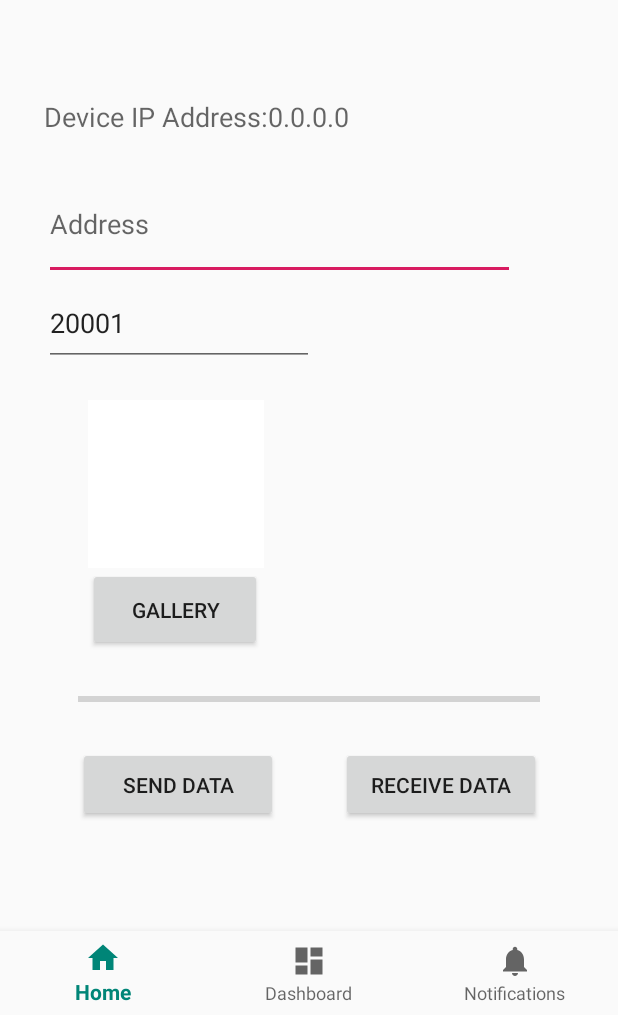
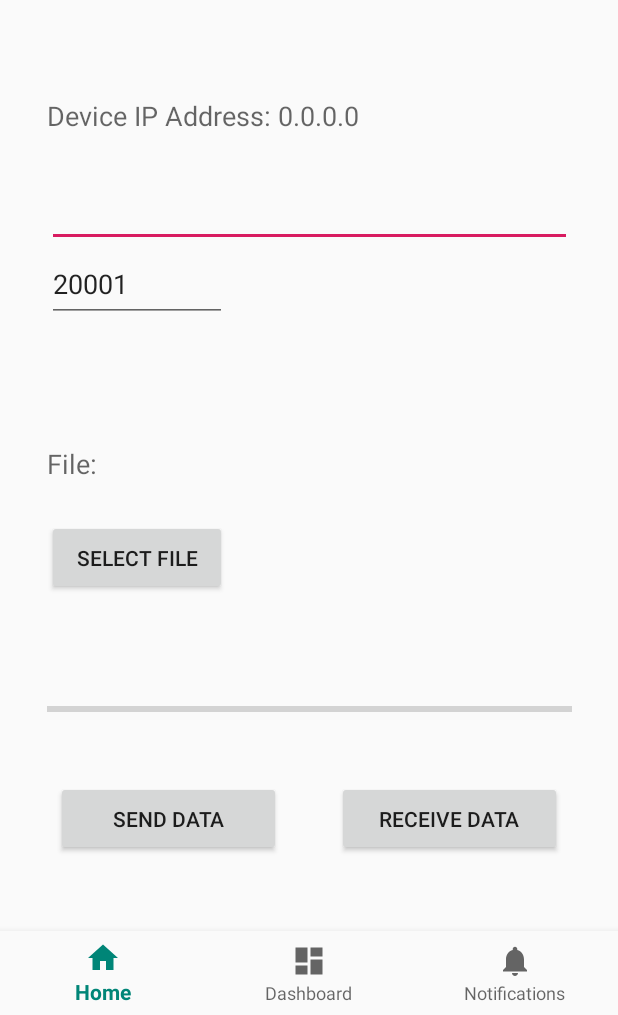
Before and after one commit to jnnorthway/parachute-android, an Android app: the screen it shows after launch (MainActivity), on a phone screen of 412 x 824 dp, the part 221-1236 px from its top. Run offline under Robolectric (Android 15) with nearby library versions, the phone set to English and light mode, and no system bars; our stand-ins replace navigation-ui; libraries missing offline, so code that uses them is left out: org.jetbrains.anko.

Commit message:
Share functionality from other apps.
Change-Id: I325000717bf53ff264b6ee9ca5cf009ef112d190

```diff
--- a/android_studio/app/src/main/AndroidManifest.xml
+++ b/android_studio/app/src/main/AndroidManifest.xml
@@ -18,8 +18,12 @@
             android:label="@string/app_name">
             <intent-filter>
                 <action android:name="android.intent.action.MAIN" />
-
                 <category android:name="android.intent.category.LAUNCHER" />
+            </intent-filter>
+            <intent-filter>
+                <action android:name="android.intent.action.SEND"/>
+                <category android:name="android.intent.category.DEFAULT"/>
+                <data android:mimeType="*/*" />
             </intent-filter>
         </activity>
     </application>
--- a/android_studio/app/src/main/java/com/example/parachute/MainActivity.kt
+++ b/android_studio/app/src/main/java/com/example/parachute/MainActivity.kt
@@ -3,14 +3,13 @@ package com.example.parachute
 import android.Manifest
 import android.app.Activity
 import android.app.DownloadManager
+import android.content.ClipData
 import android.content.ContentResolver
 import android.content.Context
 import android.content.Context.DOWNLOAD_SERVICE
 import android.content.Intent
 import android.content.pm.PackageManager
 import android.database.Cursor
-import android.graphics.Bitmap
-import android.graphics.BitmapFactory
 import android.net.Uri
 import android.net.wifi.WifiInfo
 import android.net.wifi.WifiManager
@@ -22,7 +21,6 @@ import android.os.SystemClock
 import android.provider.OpenableColumns
 import android.text.format.Formatter
 import android.widget.*
-import androidx.annotation.UiThread
 import androidx.appcompat.app.AppCompatActivity
 import androidx.navigation.findNavController
 import androidx.navigation.ui.AppBarConfiguration
@@ -30,6 +28,7 @@ import androidx.navigation.ui.setupActionBarWithNavController
 import androidx.navigation.ui.setupWithNavController
 import com.google.android.material.bottomnavigation.BottomNavigationView
 import com.google.android.material.textfield.TextInputEditText
+import kotlinx.android.synthetic.main.activity_main.*
 import org.jetbrains.anko.doAsync
 import org.jetbrains.anko.uiThread
 import java.io.*
@@ -37,21 +36,21 @@ import java.net.InetAddress
 import java.net.ServerSocket
 import java.net.Socket
 import java.net.UnknownHostException
-import java.util.Collections.max
-import java.util.Collections.min
-import kotlin.math.max
+import java.util.concurrent.Future
+import java.util.concurrent.FutureTask
 import kotlin.math.min
 
 
 class MainActivity : AppCompatActivity() {
-    private var data : Intent? = null
+    private var data : Uri? = null
+    private val addressBase = "Device IP Address: "
+    private val fileBase = "File: "
     override fun onCreate(savedInstanceState: Bundle?) {
         super.onCreate(savedInstanceState)
         setContentView(R.layout.activity_main)
         val navView: BottomNavigationView = findViewById(R.id.nav_view)
-
         val navController = findNavController(R.id.nav_host_fragment)
-
+        val intentData : Intent = intent
         // Passing each menu ID as a set of Ids because each
         // menu should be considered as top level destinations.
         val appBarConfiguration = AppBarConfiguration(
@@ -65,11 +64,13 @@ class MainActivity : AppCompatActivity() {
         // Get views
         val sendButton: Button = findViewById(R.id.sendData)
         val receiveButton: Button = findViewById(R.id.receiveData)
-        val gallery: Button = findViewById(R.id.gallery)
-        val deviceAddress : TextView = findViewById(R.id.deviceAddress)
+        val selectButton: Button = findViewById(R.id.selectFile)
         val address: TextInputEditText = findViewById((R.id.address))
         val port: TextInputEditText = findViewById(R.id.port)
         val progressBar : ProgressBar = findViewById(R.id.progressBar)
+        var tcpServer : TcpServer? = null
+        var t : Future<Unit>? = null
+        getIpAddress()
 
         if (VERSION.SDK_INT >= VERSION_CODES.M) {
             if (checkSelfPermission(Manifest.permission.INTERNET) == PackageManager.PERMISSION_DENIED) {
@@ -79,15 +80,20 @@ class MainActivity : AppCompatActivity() {
                 requestPermissions(permissions, PERMISSION_CODE)
             }
         }
-//        if (VERSION.SDK_INT >= VERSION_CODES.M) {
-//            if (checkSelfPermission(Manifest.permission.WRITE_EXTERNAL_STORAGE) == PackageManager.PERMISSION_DENIED) {
-//                //permission denied
-//                val permissions = arrayOf(Manifest.permission.WRITE_EXTERNAL_STORAGE)
-//                //show popup to request runtime permission
-//                requestPermissions(permissions, PERMISSION_CODE)
-//            }
-//        }
-        gallery.setOnClickListener {
+
+        if (intentData?.action == Intent.ACTION_SEND) {
+            if (VERSION.SDK_INT >= VERSION_CODES.JELLY_BEAN) {
+                var items = intentData.clipData!!.itemCount
+                var item : ClipData.Item = intentData.clipData!!.getItemAt(items-1)
+                data = item.uri
+                filePath.text = fileBase + getFileName(data!!, baseContext.contentResolver)
+            }
+            else {
+                Toast.makeText(applicationContext, "This device is not capable of this feature.", Toast.LENGTH_LONG).show()
+            }
+        }
+
+        selectButton.setOnClickListener {
             //check runtime permission
             if (VERSION.SDK_INT >= VERSION_CODES.M) {
                 if (checkSelfPermission(Manifest.permission.READ_EXTERNAL_STORAGE) ==
@@ -99,21 +105,28 @@ class MainActivity : AppCompatActivity() {
                     requestPermissions(permissions, PERMISSION_CODE)
                 } else {
                     //permission already granted
-                    pickImageFromGallery()
+                    getFile()
                 }
             } else {
                 //system OS is < Marshmallow
-                pickImageFromGallery()
+                getFile()
             }
         }
 
-        deviceAddress.text = deviceAddress.text.toString() + getIpAddress()
-
         receiveButton.setOnClickListener {
             // Receive file from client
-            doAsync {
-                val tcpServer = TcpServer(applicationContext, progressBar)
-                tcpServer.receiveFile()
+            if (t != null) {
+                if (!t!!.isDone) {
+                    // Not working
+                    t!!.cancel(true)
+                }
+            }
+            t = doAsync {
+                if (tcpServer != null){
+                    tcpServer!!.close()
+                }
+                tcpServer = TcpServer(applicationContext, progressBar)
+                tcpServer!!.receiveFile()
                 uiThread{
                     Toast.makeText(applicationContext, "File received.", Toast.LENGTH_LONG).show()
                 }
@@ -126,7 +139,7 @@ class MainActivity : AppCompatActivity() {
             Toast.makeText(applicationContext, "Data Sending", Toast.LENGTH_SHORT).show()
             doAsync {
                 val tcpClient = TcpClient(editTextToString(address), editTextToString(port), progressBar)
-                val dataSent = tcpClient.sendFile(data!!.data!!, baseContext.contentResolver)
+                val dataSent = tcpClient.sendFile(data!!, baseContext.contentResolver)
                 uiThread{
                     if (dataSent) {
                         Toast.makeText(applicationContext, "Data send successful", Toast.LENGTH_LONG).show()
@@ -138,30 +151,27 @@ class MainActivity : AppCompatActivity() {
         }
     }
 
-    private fun getIpAddress() :String {
+    @SuppressWarnings("deprecation")
+    private fun getIpAddress() {
         val wifiMgr : WifiManager = applicationContext.getSystemService(WIFI_SERVICE) as WifiManager
         val wifiInfo : WifiInfo = wifiMgr.connectionInfo
         val ip : Int = wifiInfo.ipAddress
-        return Formatter.formatIpAddress(ip)
+        val ipAddress = Formatter.formatIpAddress(ip)
+        deviceAddress.text = addressBase + ipAddress
     }
 
-//    private fun getDocument() {
-//        val intent = Intent(Intent.ACTION_OPEN_DOCUMENT_TREE)
-//        startActivityForResult(intent, OPEN_DIRECTORY_REQUEST_CODE)
-//    }
-
-    private fun pickImageFromGallery() {
-        //Intent to pick image
-        val intent = Intent(Intent.ACTION_PICK)
-        intent.type = "image/*"
-        startActivityForResult(intent, IMAGE_PICK_CODE)
+    private fun getFile() {
+        val intent = Intent(Intent.ACTION_GET_CONTENT)
+        intent.type = "*/*"
+        intent.addCategory(Intent.CATEGORY_DEFAULT)
+        startActivityForResult(intent, REQUEST_CODE)
     }
 
     companion object {
-        //image pick code
-        private val IMAGE_PICK_CODE = 1000
+        //generic code
+        private const val REQUEST_CODE = 43
         //Permission code
-        private val PERMISSION_CODE = 1001
+        private const val PERMISSION_CODE = 1001
     }
 
     //handle requested permission result
@@ -170,7 +180,7 @@ class MainActivity : AppCompatActivity() {
             PERMISSION_CODE -> {
                 if (grantResults.isNotEmpty() && grantResults[0] == PackageManager.PERMISSION_GRANTED){
                     //permission from popup granted
-                    pickImageFromGallery()
+                    getFile()
                 }
                 else{
                     //permission from popup denied
@@ -182,10 +192,12 @@ class MainActivity : AppCompatActivity() {
 
     //handle result of picked image
     override fun onActivityResult(requestCode: Int, resultCode: Int, intent: Intent?) {
-        if (resultCode == Activity.RESULT_OK && requestCode == IMAGE_PICK_CODE){
-            val image : ImageView = findViewById(R.id.imageView)
-            image.setImageURI(intent?.data)
-            data = intent
+         if (requestCode == REQUEST_CODE && resultCode == Activity.RESULT_OK){
+            if (intent != null){
+                val uri : Uri = intent!!.data!!
+                filePath.text = fileBase + getFileName(uri, baseContext.contentResolver)
+                data = intent.data
+            }
         }
     }
 
@@ -235,13 +247,9 @@ class TcpClient(serverAddress: String, serverPort: String, progressBar: Progress
     }
 
     fun sendFile(data : Uri, contentResolver : ContentResolver) : Boolean {
-        var byteData : ByteArray?
         var cr : ContentResolver = contentResolver
         var inputStream : InputStream? = cr.openInputStream(data)
-        var bitmap : Bitmap = BitmapFactory.decodeStream(inputStream)
-        var byteArray = ByteArrayOutputStream()
-        bitmap.compress(Bitmap.CompressFormat.JPEG, 100, byteArray)
-        byteData = byteArray.toByteArray()
+        val byteData = inputStream!!.readBytes()
         println("byte data size: " + byteData.size)
 
         progressBar.progress = bytesSent
@@ -279,28 +287,6 @@ class TcpClient(serverAddress: String, serverPort: String, progressBar: Progress
         return true
     }
 
-    private fun getFileName(uri : Uri, cr : ContentResolver) : String {
-        var result : String? = null
-        if (uri.scheme.equals("content")) {
-            var cursor : Cursor? = cr.query(uri, null, null, null, null)
-            try {
-                if (cursor != null && cursor.moveToFirst()) {
-                    result = cursor.getString(cursor.getColumnIndex(OpenableColumns.DISPLAY_NAME))
-                }
-            } finally {
-                cursor?.close()
-            }
-        }
-        if (result == null) {
-            result = uri.path!!
-            var cut : Int = result.lastIndexOf('/')
-            if (cut != -1) {
-                result = result.substring(cut + 1)
-            }
-        }
-        return result
-    }
-
     private fun updateProgress() {
         var progress  = 0.0f
         if (fileSize > 0) {
@@ -326,7 +312,7 @@ class TcpServer(applicationContext : Context, progressBar: ProgressBar) {
     private var bytesRead = 0
     private var fileSize = 0
     private var fileName = ""
-    private val ACK_MSG = stringToByteArray("<ACK>")
+    private val ACKMSG = stringToByteArray("<ACK>")
     private val progressBar = progressBar
 
     init {
@@ -340,7 +326,6 @@ class TcpServer(applicationContext : Context, progressBar: ProgressBar) {
     }
 
     private fun receiveData() : ByteArray? {
-//        val numOfBytes : Int = min(socket!!.inputStream.available(), socket!!.receiveBufferSize)
         val numOfBytes : Int = min(socket!!.inputStream.available(), min(maxBufferSize, socket!!.receiveBufferSize))
         if(numOfBytes > 0) {
             var byteData = ByteArray(numOfBytes)
@@ -381,7 +366,7 @@ class TcpServer(applicationContext : Context, progressBar: ProgressBar) {
                     }
                 }
             }
-            sendData(ACK_MSG)
+            sendData(ACKMSG)
             socket!!.close()
         }
         catch (e : UnknownHostException) {
@@ -410,7 +395,7 @@ class TcpServer(applicationContext : Context, progressBar: ProgressBar) {
             val fileStream = FileOutputStream(file)
             fileStream.write(fileData)
             val downloadManager = applicationContext.getSystemService(DOWNLOAD_SERVICE) as DownloadManager
-            downloadManager.addCompletedDownload(file.name, file.name, true, "plain/text", file.absolutePath,file.length(),true)
+            downloadManager.addCompletedDownload(file.name, file.name, true, "*/*", file.absolutePath,file.length(),true)
             println("File written!")
             true
         } else {
@@ -427,6 +412,10 @@ class TcpServer(applicationContext : Context, progressBar: ProgressBar) {
         progressBar.progress = progress.toInt()
     }
 
+    fun close() {
+        socket!!.close()
+    }
+
     private fun stringToByteArray(data : String) : ByteArray {
         return data.toByteArray()
     }
@@ -440,3 +429,25 @@ class TcpServer(applicationContext : Context, progressBar: ProgressBar) {
         return Integer.parseInt(byteArrayToString(data))
     }
 }
+
+fun getFileName(uri : Uri, cr : ContentResolver) : String {
+    var result : String? = null
+    if (uri.scheme.equals("content")) {
+        var cursor : Cursor? = cr.query(uri, null, null, null, null)
+        try {
+            if (cursor != null && cursor.moveToFirst()) {
+                result = cursor.getString(cursor.getColumnIndex(OpenableColumns.DISPLAY_NAME))
+            }
+        } finally {
+            cursor?.close()
+        }
+    }
+    if (result == null) {
+        result = uri.path!!
+        var cut : Int = result.lastIndexOf('/')
+        if (cut != -1) {
+            result = result.substring(cut + 1)
+        }
+    }
+    return result
+}
--- a/android_studio/app/src/main/res/layout/activity_main.xml
+++ b/android_studio/app/src/main/res/layout/activity_main.xml
@@ -26,100 +26,91 @@
         android:layout_height="match_parent"
         app:defaultNavHost="true"
         app:navGraph="@navigation/mobile_navigation"
-        tools:layout_editor_absoluteX="119dp"
-        tools:layout_editor_absoluteY="40dp" />
+        tools:layout_editor_absoluteX="16dp"
+        tools:layout_editor_absoluteY="180dp" />
 
-    <Button
-        android:id="@+id/sendData"
-        android:layout_width="133dp"
+    <TextView
+        android:id="@+id/deviceAddress"
+        android:layout_width="350dp"
         android:layout_height="50dp"
-        android:layout_marginTop="64dp"
-        android:onClick="sendMessage"
-        android:text="@string/send_data"
-        app:layout_constraintEnd_toEndOf="parent"
-        app:layout_constraintHorizontal_bias="0.187"
-        app:layout_constraintStart_toStartOf="parent"
-        app:layout_constraintTop_toBottomOf="@+id/gallery" />
-
-    <Button
-        android:id="@+id/receiveData"
-        android:layout_width="133dp"
-        android:layout_height="50dp"
-        android:text="@string/receive_data"
-        app:layout_constraintBottom_toTopOf="@+id/nav_view"
-        app:layout_constraintEnd_toEndOf="parent"
-        app:layout_constraintHorizontal_bias="0.451"
-        app:layout_constraintStart_toEndOf="@+id/sendData"
-        app:layout_constraintTop_toTopOf="@+id/sendData"
-        app:layout_constraintVertical_bias="0.0" />
-
-    <com.google.android.material.textfield.TextInputEditText
-        android:id="@+id/address"
-        android:layout_width="314dp"
-        android:layout_height="74dp"
-        android:layout_marginTop="148dp"
+        android:layout_marginTop="100dp"
+        android:text="@string/device_ip_address"
+        android:textAppearance="@style/TextAppearance.AppCompat.Medium"
         android:hint="@string/address"
         app:layout_constraintEnd_toEndOf="parent"
-        app:layout_constraintHorizontal_bias="0.298"
         app:layout_constraintStart_toStartOf="parent"
         app:layout_constraintTop_toTopOf="@+id/nav_host_fragment" />
 
     <com.google.android.material.textfield.TextInputEditText
+        android:id="@+id/address"
+        android:layout_width="350dp"
+        android:layout_height="50dp"
+        app:layout_constraintEnd_toEndOf="parent"
+        app:layout_constraintStart_toStartOf="parent"
+        app:layout_constraintTop_toBottomOf="@+id/deviceAddress" />
+
+    <com.google.android.material.textfield.TextInputEditText
         android:id="@+id/port"
-        android:layout_width="180dp"
-        android:layout_height="57dp"
+        android:layout_width="120dp"
+        android:layout_height="50dp"
         android:hint="@string/port"
         android:text="@string/default_port"
-        app:layout_constraintBottom_toTopOf="@+id/imageView"
         app:layout_constraintStart_toStartOf="@+id/address"
-        app:layout_constraintTop_toBottomOf="@+id/address"
-        app:layout_constraintVertical_bias="0.0" />
+        app:layout_constraintTop_toBottomOf="@+id/address" />
+
+    <TextView
+        android:id="@+id/filePath"
+        android:layout_width="350dp"
+        android:layout_height="50dp"
+        android:layout_marginTop="35dp"
+        android:text="@string/filePath"
+        android:textAppearance="@style/TextAppearance.AppCompat.Medium"
+        app:layout_constraintBottom_toTopOf="@+id/progressBar"
+        app:layout_constraintEnd_toEndOf="parent"
+        app:layout_constraintHorizontal_bias="0.508"
+        app:layout_constraintStart_toStartOf="parent"
+        app:layout_constraintTop_toBottomOf="@+id/port"
+        app:layout_constraintVertical_bias="0.3" />
 
     <Button
-        android:id="@+id/gallery"
-        android:layout_width="116dp"
-        android:layout_height="55dp"
-        android:text="@string/gallery"
-        app:layout_constraintEnd_toEndOf="parent"
-        app:layout_constraintHorizontal_bias="0.198"
-        app:layout_constraintStart_toStartOf="parent"
-        app:layout_constraintTop_toBottomOf="@+id/imageView" />
-
-    <ImageView
-        android:id="@+id/imageView"
-        android:layout_width="117dp"
-        android:layout_height="112dp"
-        android:layout_marginTop="80dp"
-        android:contentDescription="@string/image_preview"
-        app:layout_constraintEnd_toEndOf="@+id/gallery"
-        app:layout_constraintHorizontal_bias="0.0"
-        app:layout_constraintStart_toStartOf="@+id/gallery"
-        app:layout_constraintTop_toBottomOf="@+id/address"
-        app:srcCompat="@android:color/background_light" />
-
-    <TextView
-        android:id="@+id/deviceAddress"
-        android:layout_width="313dp"
-        android:layout_height="47dp"
-        android:text="@string/device_ip_address"
-        android:textAppearance="@style/TextAppearance.AppCompat.Medium"
-        app:layout_constraintBottom_toTopOf="@+id/address"
-        app:layout_constraintEnd_toEndOf="parent"
-        app:layout_constraintHorizontal_bias="0.295"
-        app:layout_constraintStart_toStartOf="parent"
-        app:layout_constraintTop_toTopOf="@+id/nav_host_fragment"
-        app:layout_constraintVertical_bias="1.0" />
+        android:id="@+id/selectFile"
+        android:layout_width="120dp"
+        android:layout_height="50dp"
+        android:text="@string/file"
+        app:layout_constraintStart_toStartOf="@+id/filePath"
+        app:layout_constraintTop_toBottomOf="@+id/filePath" />
 
     <ProgressBar
         android:id="@+id/progressBar"
         style="?android:attr/progressBarStyleHorizontal"
+        android:layout_width="350dp"
+        android:layout_height="35dp"
+        android:layout_marginBottom="30dp"
         android:max="100"
         android:progress="0"
-        android:layout_width="308dp"
-        android:layout_height="29dp"
         app:layout_constraintBottom_toTopOf="@+id/sendData"
         app:layout_constraintEnd_toEndOf="parent"
-        app:layout_constraintStart_toStartOf="parent"
-        app:layout_constraintTop_toBottomOf="@+id/gallery" />
+        app:layout_constraintHorizontal_bias="0.508"
+        app:layout_constraintStart_toStartOf="parent" />
+
+    <Button
+        android:id="@+id/sendData"
+        android:layout_width="150dp"
+        android:layout_height="50dp"
+        android:layout_marginBottom="50dp"
+        android:text="@string/send_data"
+        app:layout_constraintBottom_toTopOf="@+id/nav_view"
+        app:layout_constraintEnd_toStartOf="@id/receiveData"
+        app:layout_constraintStart_toStartOf="parent" />
+
+    <Button
+        android:id="@+id/receiveData"
+        android:layout_width="150dp"
+        android:layout_height="50dp"
+        android:layout_marginBottom="50dp"
+        android:text="@string/receive_data"
+        app:layout_constraintEnd_toEndOf="parent"
+        app:layout_constraintStart_toEndOf="@+id/sendData"
+        app:layout_constraintBottom_toTopOf="@+id/nav_view" />
 
 </androidx.constraintlayout.widget.ConstraintLayout>
--- a/android_studio/app/src/main/res/values/strings.xml
+++ b/android_studio/app/src/main/res/values/strings.xml
@@ -7,8 +7,8 @@
     <string name="address">Address</string>
     <string name="port">Port</string>
     <string name="default_port">20001</string>
-    <string name="gallery">Gallery</string>
-    <string name="image_preview">image preview</string>
+    <string name="file">Select File</string>
+    <string name="filePath">File: </string>
     <string name="device_ip_address">Device IP Address:</string>
     <string name="receive_data">receive data</string>
 </resources>
```
